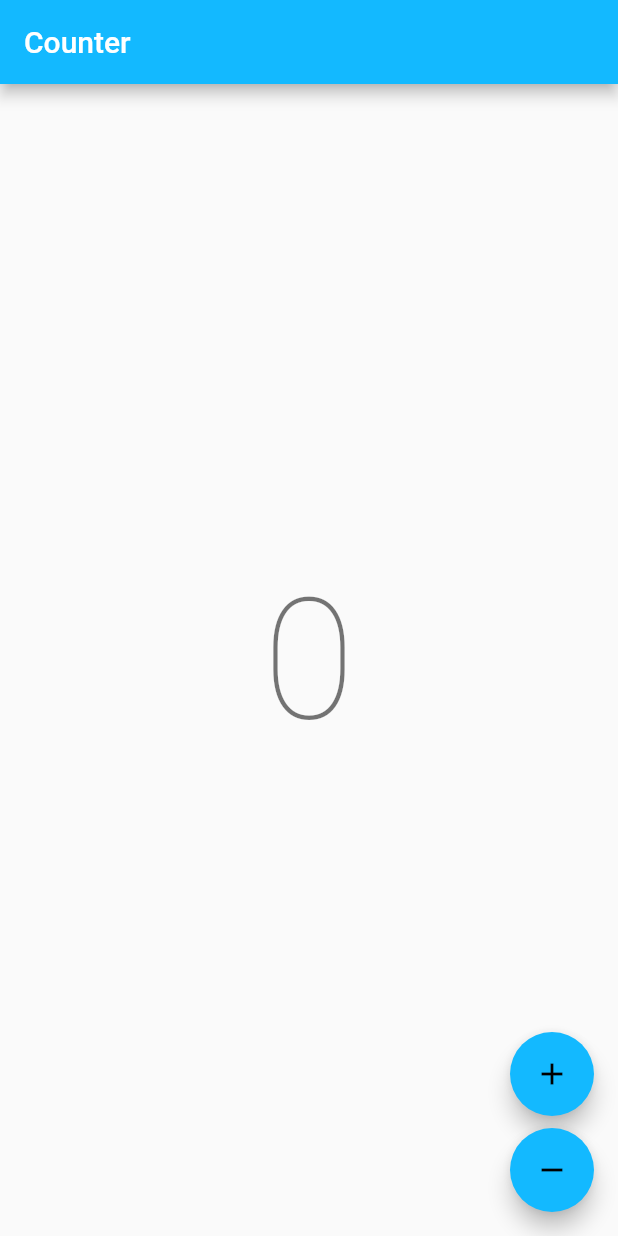
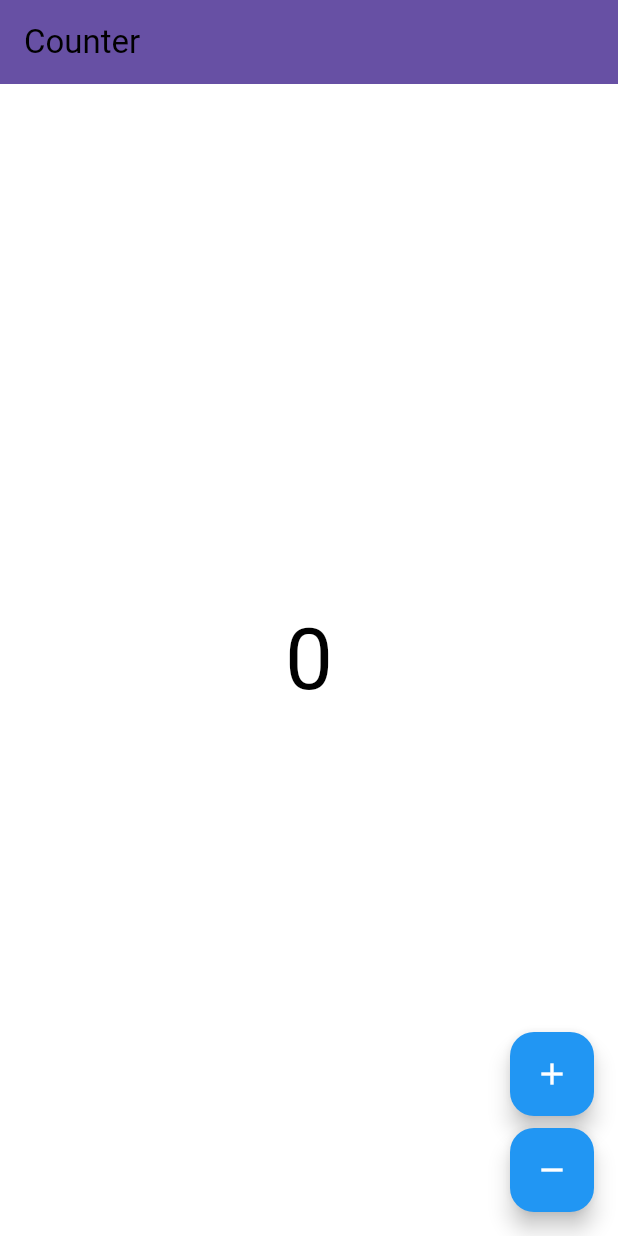
Before and after one commit to devdannyCH/foodr, a Flutter app: the screen it shows after launch, on a phone screen of 412 x 824 dp. Run offline on Flutter 3.47's test engine with Material 2 defaults, Android fonts, the phone set to English and light mode, and no system bars; our stand-ins replace bloc, flutter_bloc; generated files the repository leaves out were written again.

Commit message:
change theme color

```diff
--- a/lib/app/view/app.dart
+++ b/lib/app/view/app.dart
@@ -17,9 +17,10 @@ class App extends StatelessWidget {
   Widget build(BuildContext context) {
     return MaterialApp(
       theme: ThemeData(
-        appBarTheme: const AppBarTheme(color: Color(0xFF13B9FF)),
+        useMaterial3: true,
+        appBarTheme: const AppBarTheme(color: Color(0xFF6750A4)),
         colorScheme: ColorScheme.fromSwatch(
-          accentColor: const Color(0xFF13B9FF),
+          accentColor: const Color(0xFF6750A4),
         ),
       ),
       localizationsDelegates: const [
```
Also changed, not shown: 104 other files.
